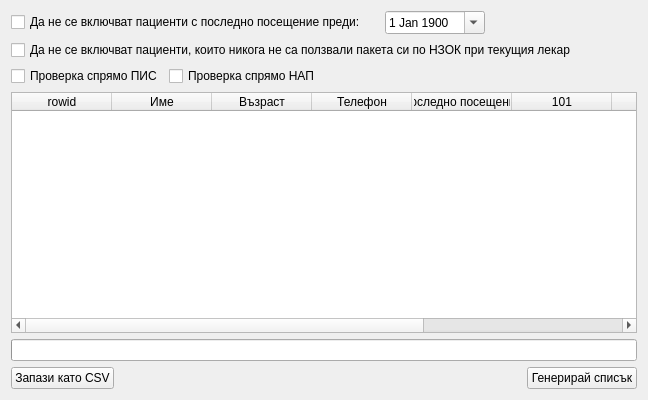
Qt form src/View/Widgets/UnusedPackageView.ui (thefinalcutbg/DinoDent) before a commit.
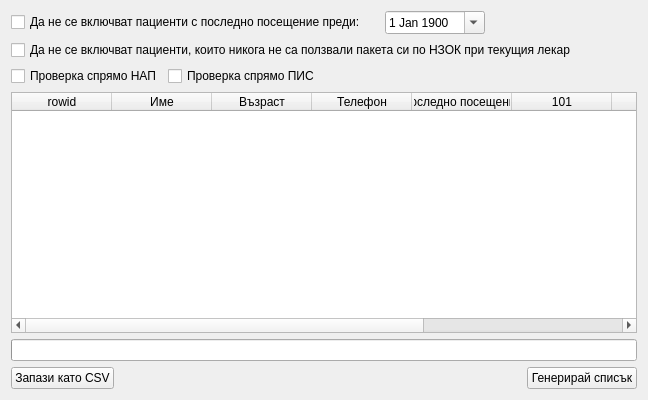
The same form after that commit. Custom widgets are drawn as their Qt base class.

The edit to the form file:
```diff
--- a/src/View/Widgets/UnusedPackageView.ui
+++ b/src/View/Widgets/UnusedPackageView.ui
@@ -107,13 +107,6 @@
    </item>
    <item>
     <layout class="QHBoxLayout" name="horizontalLayout_3">
-     <item>
-      <widget class="QCheckBox" name="pisCheck">
-       <property name="text">
-        <string>Проверка спрямо ПИС</string>
-       </property>
-      </widget>
-     </item>
      <item>
       <widget class="QCheckBox" name="nraCheck">
        <property name="text">
@@ -121,6 +114,13 @@
        </property>
       </widget>
      </item>
+     <item>
+      <widget class="QCheckBox" name="pisCheck">
+       <property name="text">
+        <string>Проверка спрямо ПИС</string>
+       </property>
+      </widget>
+     </item>
      <item>
       <spacer name="horizontalSpacer_3">
        <property name="orientation">
```
Left out of the diff: 2 changed lines with no effect on the pictures.
